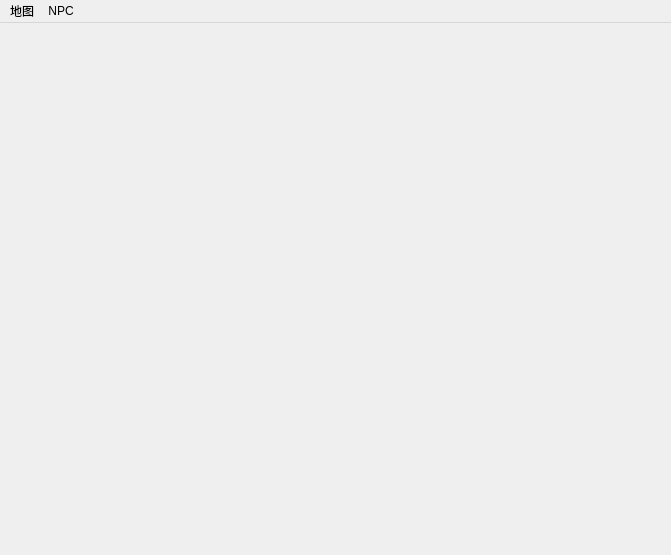
Qt form src/coeus/coeus_client_qt/game_map_view.ui (AngryPowman/Coeus) before a commit.
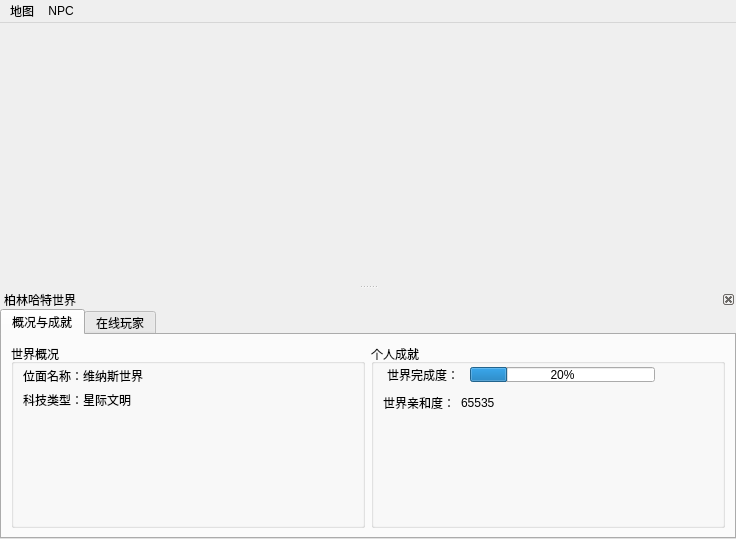
The same form after that commit.

Commit message: Modified : game map view

Patch:
```diff
--- a/src/coeus/coeus_client_qt/game_map_view.ui
+++ b/src/coeus/coeus_client_qt/game_map_view.ui
@@ -6,8 +6,8 @@
    <rect>
     <x>0</x>
     <y>0</y>
-    <width>671</width>
-    <height>555</height>
+    <width>736</width>
+    <height>539</height>
    </rect>
   </property>
   <property name="sizePolicy">
@@ -19,14 +19,16 @@
   <property name="windowTitle">
    <string>柏林哈特大陆</string>
   </property>
-  <widget class="QWidget" name="centralwidget"/>
+  <widget class="QWidget" name="centralwidget">
+   <layout class="QVBoxLayout" name="verticalLayout"/>
+  </widget>
   <widget class="QMenuBar" name="menubar">
    <property name="geometry">
     <rect>
      <x>0</x>
      <y>0</y>
-     <width>671</width>
-     <height>23</height>
+     <width>736</width>
+     <height>21</height>
     </rect>
    </property>
    <widget class="QMenu" name="menu">
@@ -54,6 +56,330 @@
    <addaction name="menu"/>
    <addaction name="menuNPC"/>
   </widget>
+  <widget class="QDockWidget" name="dockWidget">
+   <property name="features">
+    <set>QDockWidget::DockWidgetClosable</set>
+   </property>
+   <property name="allowedAreas">
+    <set>Qt::BottomDockWidgetArea</set>
+   </property>
+   <property name="windowTitle">
+    <string>柏林哈特世界</string>
+   </property>
+   <attribute name="dockWidgetArea">
+    <number>8</number>
+   </attribute>
+   <widget class="QWidget" name="dockWidgetContents">
+    <layout class="QHBoxLayout" name="horizontalLayout">
+     <property name="leftMargin">
+      <number>0</number>
+     </property>
+     <property name="topMargin">
+      <number>0</number>
+     </property>
+     <property name="rightMargin">
+      <number>0</number>
+     </property>
+     <property name="bottomMargin">
+      <number>0</number>
+     </property>
+     <item>
+      <widget class="QTabWidget" name="buttomInfoTabWidget">
+       <property name="currentIndex">
+        <number>0</number>
+       </property>
+       <widget class="QWidget" name="tab">
+        <attribute name="title">
+         <string>概况与成就</string>
+        </attribute>
+        <layout class="QHBoxLayout" name="horizontalLayout_3">
+         <item>
+          <widget class="QGroupBox" name="groupBox_2">
+           <property name="title">
+            <string>世界概况</string>
+           </property>
+           <widget class="QLabel" name="label">
+            <property name="geometry">
+             <rect>
+              <x>12</x>
+              <y>24</y>
+              <width>157</width>
+              <height>16</height>
+             </rect>
+            </property>
+            <property name="text">
+             <string>位面名称：维纳斯世界</string>
+            </property>
+           </widget>
+           <widget class="QLabel" name="label_2">
+            <property name="geometry">
+             <rect>
+              <x>12</x>
+              <y>48</y>
+              <width>157</width>
+              <height>16</height>
+             </rect>
+            </property>
+            <property name="text">
+             <string>科技类型：星际文明</string>
+            </property>
+           </widget>
+          </widget>
+         </item>
+         <item>
+          <widget class="QGroupBox" name="groupBox">
+           <property name="title">
+            <string>个人成就</string>
+           </property>
+           <widget class="QWidget" name="layoutWidget">
+            <property name="geometry">
+             <rect>
+              <x>12</x>
+              <y>48</y>
+              <width>329</width>
+              <height>21</height>
+             </rect>
+            </property>
+            <layout class="QGridLayout" name="gridLayout_2">
+             <item row="0" column="0" alignment="Qt::AlignHCenter">
+              <widget class="QLabel" name="label_4">
+               <property name="sizePolicy">
+                <sizepolicy hsizetype="Expanding" vsizetype="Minimum">
+                 <horstretch>0</horstretch>
+                 <verstretch>0</verstretch>
+                </sizepolicy>
+               </property>
+               <property name="maximumSize">
+                <size>
+                 <width>73</width>
+                 <height>19</height>
+                </size>
+               </property>
+               <property name="text">
+                <string>世界亲和度：</string>
+               </property>
+              </widget>
+             </item>
+             <item row="0" column="1">
+              <widget class="QLabel" name="label_5">
+               <property name="sizePolicy">
+                <sizepolicy hsizetype="Expanding" vsizetype="Minimum">
+                 <horstretch>0</horstretch>
+                 <verstretch>0</verstretch>
+                </sizepolicy>
+               </property>
+               <property name="text">
+                <string>65535</string>
+               </property>
+              </widget>
+             </item>
+            </layout>
+           </widget>
+           <widget class="QWidget" name="">
+            <property name="geometry">
+             <rect>
+              <x>12</x>
+              <y>20</y>
+              <width>317</width>
+              <height>22</height>
+             </rect>
+            </property>
+            <layout class="QGridLayout" name="gridLayout">
+             <item row="0" column="0">
+              <widget class="QLabel" name="label_3">
+               <property name="sizePolicy">
+                <sizepolicy hsizetype="Expanding" vsizetype="Fixed">
+                 <horstretch>0</horstretch>
+                 <verstretch>0</verstretch>
+                </sizepolicy>
+               </property>
+               <property name="maximumSize">
+                <size>
+                 <width>73</width>
+                 <height>16</height>
+                </size>
+               </property>
+               <property name="text">
+                <string>世界完成度：</string>
+               </property>
+              </widget>
+             </item>
+             <item row="0" column="1">
+              <widget class="QProgressBar" name="progressBar">
+               <property name="maximumSize">
+                <size>
+                 <width>185</width>
+                 <height>15</height>
+                </size>
+               </property>
+               <property name="value">
+                <number>20</number>
+               </property>
+               <property name="alignment">
+                <set>Qt::AlignCenter</set>
+               </property>
+               <property name="orientation">
+                <enum>Qt::Horizontal</enum>
+               </property>
+               <property name="invertedAppearance">
+                <bool>false</bool>
+               </property>
+               <property name="textDirection">
+                <enum>QProgressBar::TopToBottom</enum>
+               </property>
+              </widget>
+             </item>
+             <item row="0" column="2">
+              <spacer name="horizontalSpacer">
+               <property name="orientation">
+                <enum>Qt::Horizontal</enum>
+               </property>
+               <property name="sizeType">
+                <enum>QSizePolicy::Fixed</enum>
+               </property>
+               <property name="sizeHint" stdset="0">
+                <size>
+                 <width>40</width>
+                 <height>20</height>
+                </size>
+               </property>
+              </spacer>
+             </item>
+            </layout>
+           </widget>
+          </widget>
+         </item>
+        </layout>
+       </widget>
+       <widget class="QWidget" name="tab_3">
+        <attribute name="title">
+         <string>在线玩家</string>
+        </attribute>
+        <layout class="QHBoxLayout" name="horizontalLayout_2">
+         <property name="leftMargin">
+          <number>4</number>
+         </property>
+         <property name="topMargin">
+          <number>4</number>
+         </property>
+         <property name="rightMargin">
+          <number>4</number>
+         </property>
+         <property name="bottomMargin">
+          <number>4</number>
+         </property>
+         <item>
+          <widget class="QTreeWidget" name="treeWidget">
+           <property name="font">
+            <font>
+             <family>微软雅黑</family>
+            </font>
+           </property>
+           <property name="rootIsDecorated">
+            <bool>false</bool>
+           </property>
+           <property name="uniformRowHeights">
+            <bool>true</bool>
+           </property>
+           <property name="itemsExpandable">
+            <bool>false</bool>
+           </property>
+           <attribute name="headerCascadingSectionResizes">
+            <bool>false</bool>
+           </attribute>
+           <attribute name="headerHighlightSections">
+            <bool>true</bool>
+           </attribute>
+           <column>
+            <property name="text">
+             <string>玩家名称</string>
+            </property>
+           </column>
+           <column>
+            <property name="text">
+             <string>身份</string>
+            </property>
+           </column>
+           <column>
+            <property name="text">
+             <string>状态</string>
+            </property>
+           </column>
+           <item>
+            <property name="text">
+             <string>不射脸还是好朋友</string>
+            </property>
+            <property name="text">
+             <string>位面统治者</string>
+            </property>
+            <property name="text">
+             <string>正在调整世界法则</string>
+            </property>
+           </item>
+           <item>
+            <property name="text">
+             <string>老肉鸡</string>
+            </property>
+            <property name="text">
+             <string>位面资源检察官</string>
+            </property>
+            <property name="text">
+             <string>正在调整传送价格</string>
+            </property>
+           </item>
+           <item>
+            <property name="text">
+             <string>卢峰满</string>
+            </property>
+            <property name="text">
+             <string>永久居民</string>
+            </property>
+            <property name="text">
+             <string>正在战斗</string>
+            </property>
+           </item>
+           <item>
+            <property name="text">
+             <string>魂魄妖梦</string>
+            </property>
+            <property name="text">
+             <string>永久居民</string>
+            </property>
+            <property name="text">
+             <string>正在采矿</string>
+            </property>
+           </item>
+           <item>
+            <property name="text">
+             <string>卡拉</string>
+            </property>
+            <property name="text">
+             <string>永久居民</string>
+            </property>
+            <property name="text">
+             <string>待机</string>
+            </property>
+           </item>
+           <item>
+            <property name="text">
+             <string>比你·有钱</string>
+            </property>
+            <property name="text">
+             <string>旅行者</string>
+            </property>
+            <property name="text">
+             <string>待机</string>
+            </property>
+           </item>
+          </widget>
+         </item>
+        </layout>
+       </widget>
+      </widget>
+     </item>
+    </layout>
+   </widget>
+  </widget>
   <action name="action200">
    <property name="text">
     <string>200%</string>
```
The commit also changes 1 other file.
